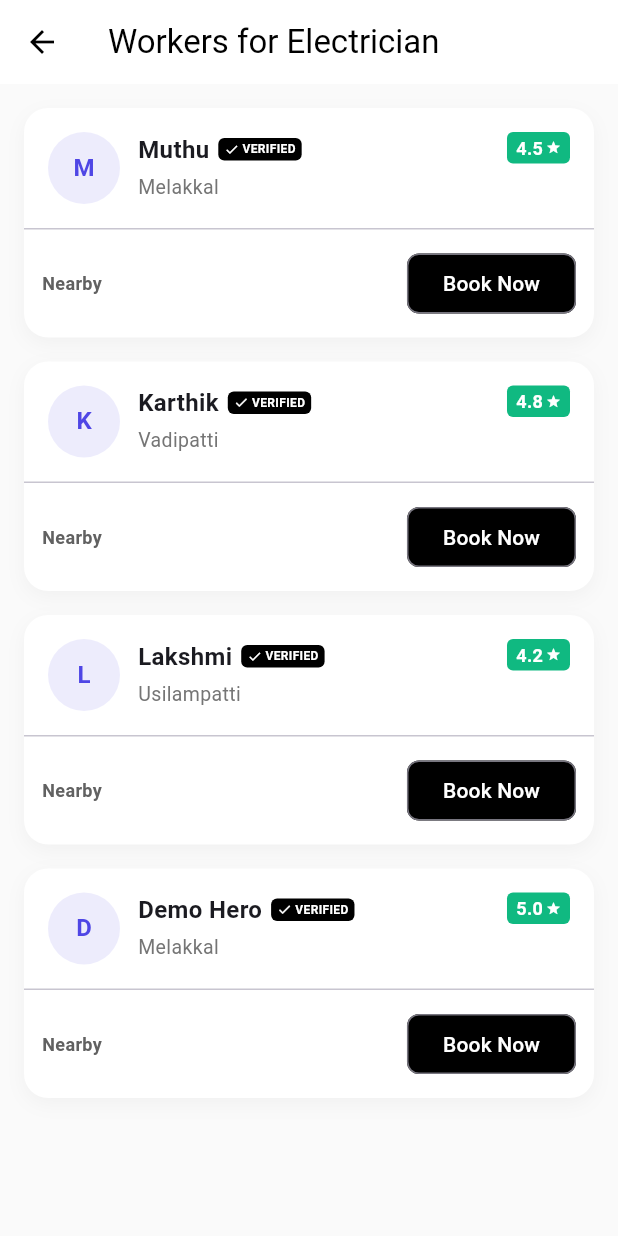
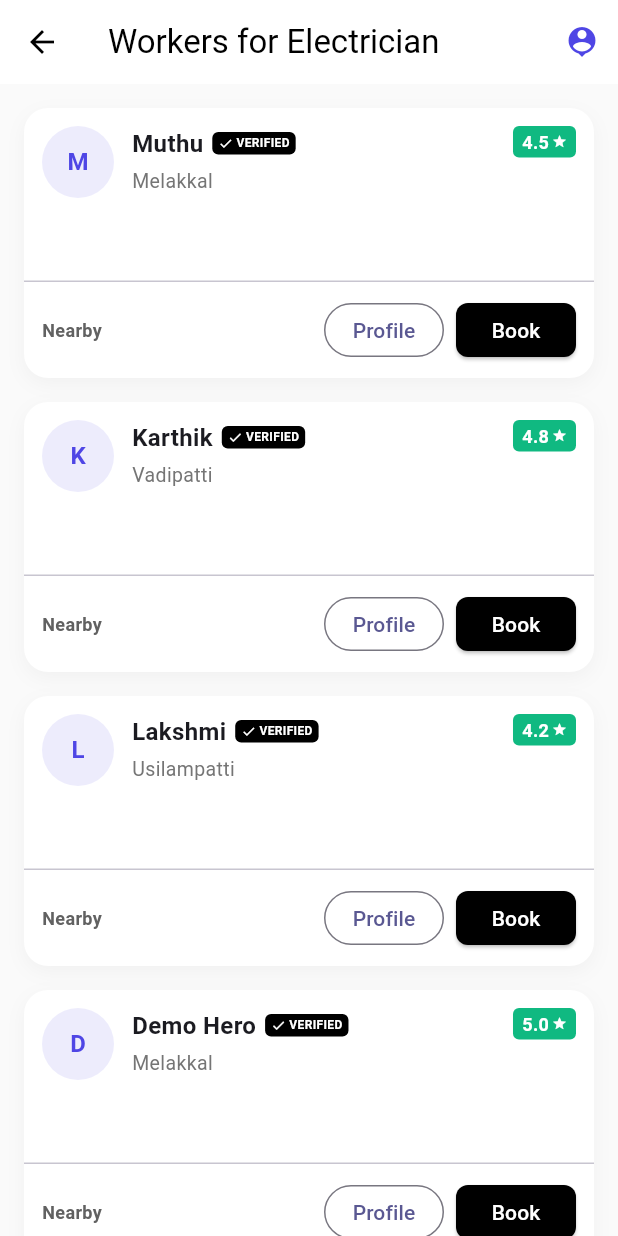
Before and after one commit to ajiskum/v_serve_flutter, a Flutter app: the WorkerListScreen screen opened directly with sample values from the repository, on a phone screen of 412 x 824 dp. Run offline on Flutter 3.47's test engine with Material 3 defaults, Android fonts, the phone set to English and light mode, and no system bars; network calls fail.

Commit message:
Implement Phase 10: Responsive Design & Navigation Fixes

```diff
--- a/lib/screens/service_list_screen.dart
+++ b/lib/screens/service_list_screen.dart
@@ -29,6 +29,12 @@ class ServiceListScreen extends StatelessWidget {
         backgroundColor: Colors.white,
         elevation: 0,
         iconTheme: const IconThemeData(color: Colors.black),
+        actions: [
+           IconButton(
+             onPressed: () => Navigator.pushNamed(context, '/user_profile'),
+             icon: const Icon(Icons.person_pin, color: AppColors.primary)
+           ),
+        ],
       ),
       body: services.isEmpty
           ? const Center(child: Text('No services found'))
--- a/lib/screens/worker_list_screen.dart
+++ b/lib/screens/worker_list_screen.dart
@@ -1,6 +1,7 @@
 import 'package:flutter/material.dart';
 import '../utils/constants.dart';
 import '../utils/session.dart';
+import '../utils/responsive_helper.dart'; // Import
 import '../mock_data/workers.dart';
 import '../mock_data/villages.dart';
 import '../mock_data/service_requests.dart';
@@ -34,7 +35,6 @@ class _WorkerListScreenState extends State<WorkerListScreen> {
     );
   }
 
-  // Helper to check if a request exists
   ServiceRequest? _getExistingRequest(String workerId, String serviceId) {
     final currentUser = Session.currentUser;
     if (currentUser == null) return null;
@@ -110,47 +110,52 @@ class _WorkerListScreenState extends State<WorkerListScreen> {
         backgroundColor: Colors.white,
         elevation: 0,
         iconTheme: const IconThemeData(color: Colors.black),
+        actions: [
+           IconButton(
+             onPressed: () => Navigator.pushNamed(context, '/user_profile'),
+             icon: const Icon(Icons.person_pin, color: AppColors.primary)
            ),
-      body: skilledWorkers.isEmpty
+        ],
+      ),
+      body: Center(
+        child: ConstrainedBox(
+          constraints: const BoxConstraints(maxWidth: 1200),
+          child: skilledWorkers.isEmpty
               ? const Center(child: Text('No workers available'))
-          : ListView.builder(
+              : GridView.builder( // Use GridView always, but column count changes
                   padding: const EdgeInsets.all(AppConstants.defaultPadding),
+                  gridDelegate: SliverGridDelegateWithFixedCrossAxisCount(
+                    crossAxisCount: Responsive.isMobile(context) ? 1 : 3, // 1 col Mobile, 3 cols Web
+                    mainAxisExtent: 180, // Fixed height for cards
+                    crossAxisSpacing: 16,
+                    mainAxisSpacing: 16,
+                  ),
                   itemCount: skilledWorkers.length,
                   itemBuilder: (context, index) {
                     final worker = skilledWorkers[index];
                     final isSameVillage = worker.villageId == currentUserVillage;
-
-                // Check if already booked
                     final existingRequest = _getExistingRequest(worker.id, service.id);
 
                     return Container(
-                  margin: const EdgeInsets.only(bottom: 16),
                       decoration: BoxDecoration(
                         color: Colors.white,
                         borderRadius: BorderRadius.circular(16),
                         boxShadow: [
-                      BoxShadow(
-                        color: Colors.grey.withOpacity(0.1),
-                        blurRadius: 10,
-                        offset: const Offset(0, 4),
-                      ),
+                          BoxShadow(color: Colors.grey.withOpacity(0.1), blurRadius: 10, offset: const Offset(0, 4)),
                         ],
                       ),
                       child: Column(
                         children: [
                           // Header
                           Padding(
-                        padding: const EdgeInsets.all(16.0),
+                            padding: const EdgeInsets.all(12.0),
                             child: Row(
                               crossAxisAlignment: CrossAxisAlignment.start,
                               children: [
                                 CircleAvatar(
                                   radius: 24,
                                   backgroundColor: AppColors.primary.withOpacity(0.1),
-                              child: Text(
-                                worker.name[0],
-                                style: const TextStyle(fontWeight: FontWeight.bold, color: AppColors.primary)
-                              ),
+                                  child: Text(worker.name[0], style: const TextStyle(fontWeight: FontWeight.bold, color: AppColors.primary)),
                                 ),
                                 const SizedBox(width: 12),
                                 Expanded(
@@ -159,17 +164,11 @@ class _WorkerListScreenState extends State<WorkerListScreen> {
                                     children: [
                                       Row(
                                         children: [
-                                      Text(
-                                        worker.name,
-                                        style: const TextStyle(fontWeight: FontWeight.bold, fontSize: 16),
-                                      ),
+                                          Text(worker.name, style: const TextStyle(fontWeight: FontWeight.bold, fontSize: 16)),
                                           const SizedBox(width: 6),
                                           Container(
                                             padding: const EdgeInsets.symmetric(horizontal: 4, vertical: 2),
-                                        decoration: BoxDecoration(
-                                          color: Colors.black,
-                                          borderRadius: BorderRadius.circular(4),
-                                        ),
+                                            decoration: BoxDecoration(color: Colors.black, borderRadius: BorderRadius.circular(4)),
                                             child: Row(
                                               children: const [
                                                 Icon(Icons.check, size: 10, color: Colors.white),
@@ -181,10 +180,7 @@ class _WorkerListScreenState extends State<WorkerListScreen> {
                                         ],
                                       ),
                                       const SizedBox(height: 4),
-                                  Text(
-                                    _getVillageName(worker.villageId),
-                                    style: TextStyle(color: Colors.grey[600], fontSize: 13),
-                                  ),
+                                      Text(_getVillageName(worker.villageId), style: TextStyle(color: Colors.grey[600], fontSize: 13)),
                                     ],
                                   ),
                                 ),
@@ -193,10 +189,7 @@ class _WorkerListScreenState extends State<WorkerListScreen> {
                                   children: [
                                     Container(
                                       padding: const EdgeInsets.symmetric(horizontal: 6, vertical: 2),
-                                  decoration: BoxDecoration(
-                                    color: AppColors.success,
-                                    borderRadius: BorderRadius.circular(4),
-                                  ),
+                                      decoration: BoxDecoration(color: AppColors.success, borderRadius: BorderRadius.circular(4)),
                                       child: Row(
                                         children: [
                                           Text('${worker.rating}', style: const TextStyle(color: Colors.white, fontWeight: FontWeight.bold, fontSize: 12)),
@@ -211,11 +204,12 @@ class _WorkerListScreenState extends State<WorkerListScreen> {
                             ),
                           ),
 
+                          const Spacer(),
                           const Divider(height: 1),
 
                           // Footer
                           Padding(
-                        padding: const EdgeInsets.all(12.0),
+                            padding: const EdgeInsets.symmetric(horizontal: 12.0, vertical: 8),
                             child: Row(
                               children: [
                                  Text(
@@ -228,32 +222,7 @@ class _WorkerListScreenState extends State<WorkerListScreen> {
                                  ),
                                 const Spacer(),
 
-                            if (existingRequest != null) ...[
-                              if (existingRequest.status == 'pending')
-                                ElevatedButton(
-                                  onPressed: null, // Disabled
-                                  style: ElevatedButton.styleFrom(backgroundColor: Colors.grey[300]), // Grey
-                                  child: const Text('Request Sent', style: TextStyle(color: Colors.black54)),
-                                )
-                              else if (existingRequest.status == 'accepted')
-                                ElevatedButton(
-                                  onPressed: () => _navigateToTracking(context, existingRequest),
-                                  style: ElevatedButton.styleFrom(
-                                    backgroundColor: AppColors.success,
-                                    foregroundColor: Colors.white,
-                                  ),
-                                  child: const Text('Track Worker'),
-                                )
-                            ] else
-                              OutlinedButton(
-                              onPressed: () => _navigateToDetail(context, worker, service),
-                              style: OutlinedButton.styleFrom(
-                                  backgroundColor: Colors.black,
-                                  foregroundColor: Colors.white,
-                                  shape: RoundedRectangleBorder(borderRadius: BorderRadius.circular(8)),
-                                ),
-                                child: const Text('Book Now'),
-                              ),
+                                widgetButtons(context, existingRequest, worker, service),
                               ],
                             ),
                           ),
@@ -262,6 +231,58 @@ class _WorkerListScreenState extends State<WorkerListScreen> {
                     );
                   },
                 ),
+        ),
+      ),
+    );
+  }
+
+  Widget widgetButtons(BuildContext context, ServiceRequest? existingRequest, Worker worker, Service service) {
+    if (existingRequest != null) {
+      if (existingRequest.status == 'pending') {
+        return ElevatedButton(
+          onPressed: null,
+          style: ElevatedButton.styleFrom(
+              backgroundColor: Colors.grey[300],
+              minimumSize: const Size(100, 36)
+          ),
+          child: const Text('Sent', style: TextStyle(color: Colors.black54)),
+        );
+      } else if (existingRequest.status == 'accepted') {
+        return ElevatedButton(
+          onPressed: () => _navigateToTracking(context, existingRequest),
+          style: ElevatedButton.styleFrom(
+            backgroundColor: AppColors.success,
+            foregroundColor: Colors.white,
+            minimumSize: const Size(100, 36)
+          ),
+          child: const Text('Track'),
         );
       }
     }
+
+    return Row(
+      children: [
+        OutlinedButton(
+          onPressed: () => _navigateToDetail(context, worker, service),
+          style: OutlinedButton.styleFrom(
+             minimumSize: const Size(80, 36),
+             padding: EdgeInsets.zero,
+          ),
+          child: const Text('Profile'), // Shortened for grid
+        ),
+        const SizedBox(width: 8),
+        ElevatedButton(
+          onPressed: () => _bookWorker(context, worker, service),
+          style: ElevatedButton.styleFrom(
+            backgroundColor: Colors.black,
+            foregroundColor: Colors.white,
+            minimumSize: const Size(80, 36),
+            padding: EdgeInsets.zero,
+            shape: RoundedRectangleBorder(borderRadius: BorderRadius.circular(8)),
+          ),
+          child: const Text('Book'),
+        ),
+      ],
+    );
+  }
+}
```
Also changed, not shown: lib/main.dart (+0 -16 lines), lib/screens/user_home_screen.dart (+30 -18 lines), lib/utils/responsive_helper.dart (added, +36 -0 lines). Lines whose indentation alone changed are shown as unchanged.
